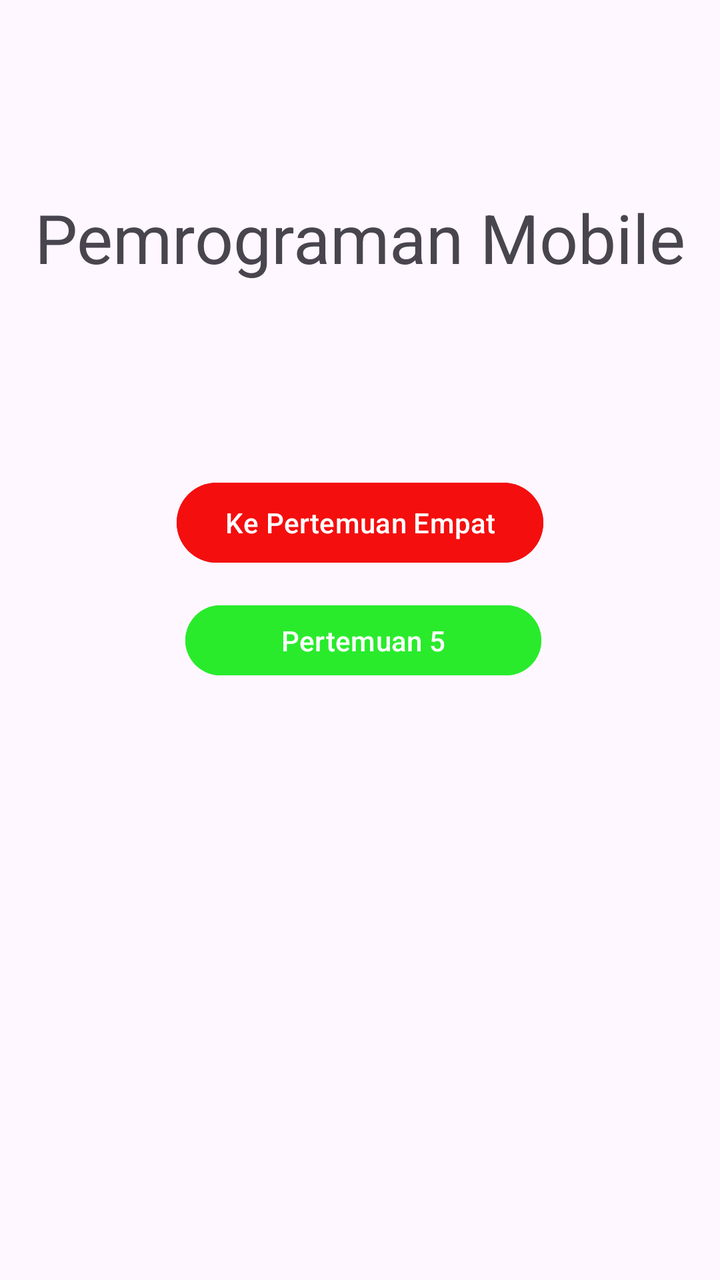
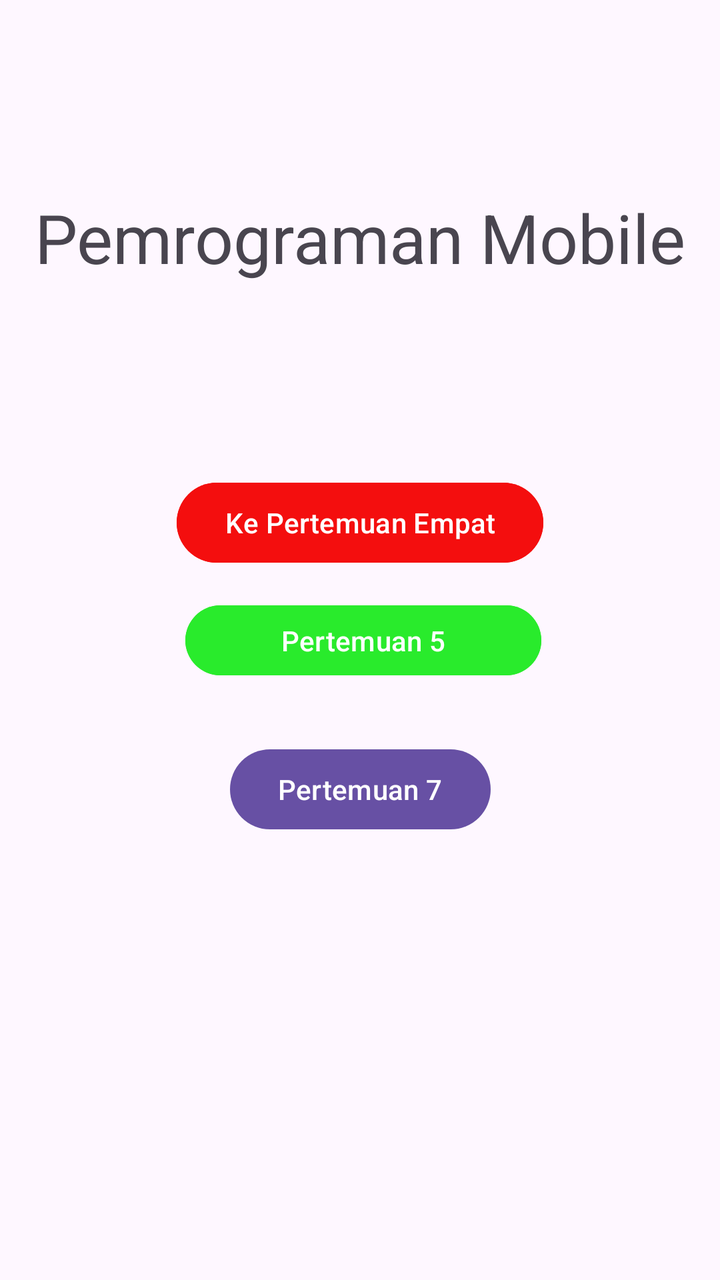

An Android layout rendered at two revisions. The XML below is the earlier revision; the diff shows what the commit changed to produce the second picture.
<!-- AndroidManifest.xml: application theme Theme.Rafif_3TIE_Mobile -->
<!-- res/layout/activity_main.xml -->
<?xml version="1.0" encoding="utf-8"?>
<androidx.constraintlayout.widget.ConstraintLayout xmlns:android="http://schemas.android.com/apk/res/android"
    xmlns:app="http://schemas.android.com/apk/res-auto"
    xmlns:tools="http://schemas.android.com/tools"
    android:id="@+id/main"
    android:layout_width="match_parent"
    android:layout_height="match_parent"
    tools:context=".MainActivity">

    <Button
        android:id="@+id/btnToFourth"
        android:layout_width="wrap_content"
        android:layout_height="wrap_content"
        android:backgroundTint="@color/merah"
        android:text="Ke Pertemuan Empat"
        app:layout_constraintBottom_toBottomOf="parent"
        app:layout_constraintEnd_toEndOf="parent"
        app:layout_constraintStart_toStartOf="parent"
        app:layout_constraintTop_toTopOf="parent"
        app:layout_constraintVertical_bias="0.401" />

    <TextView
        android:id="@+id/textView"
        android:layout_width="wrap_content"
        android:layout_height="wrap_content"
        android:text="Pemrograman Mobile"
        android:textSize="34sp"
        app:layout_constraintBottom_toTopOf="@+id/btnToFourth"
        app:layout_constraintEnd_toEndOf="parent"
        app:layout_constraintStart_toStartOf="parent"
        app:layout_constraintTop_toTopOf="parent" />

    <Button
        android:id="@+id/btnToFifth"
        android:layout_width="178dp"
        android:layout_height="43dp"
        android:backgroundTint="@color/kuning"
        android:text="Pertemuan 5"
        app:layout_constraintBottom_toBottomOf="parent"
        app:layout_constraintEnd_toEndOf="parent"
        app:layout_constraintHorizontal_bias="0.51"
        app:layout_constraintStart_toStartOf="parent"
        app:layout_constraintTop_toTopOf="parent" />
</androidx.constraintlayout.widget.ConstraintLayout>
<!-- resources referenced by this layout -->
<resources>
  <color name="kuning">#29EB2C</color>
  <color name="merah">#F40E0E</color>
  <style name="Theme.Rafif_3TIE_Mobile" parent="Base.Theme.Rafif_3TIE_Mobile" />
  <style name="Base.Theme.Rafif_3TIE_Mobile" parent="Theme.Material3.DayNight.NoActionBar">
          
          
      </style>
</resources>

<!-- the commit's change to res/layout/activity_main.xml (unified diff, before → after) -->
@@ -41,4 +41,16 @@
         app:layout_constraintHorizontal_bias="0.51"
         app:layout_constraintStart_toStartOf="parent"
         app:layout_constraintTop_toTopOf="parent" />
+
+
+    <Button
+        android:id="@+id/btnPertemuan7"
+        android:layout_width="wrap_content"
+        android:layout_height="wrap_content"
+        android:layout_marginTop="72dp"
+        android:text="Pertemuan 7"
+        app:layout_constraintEnd_toEndOf="parent"
+        app:layout_constraintStart_toStartOf="parent"
+        app:layout_constraintTop_toTopOf="@+id/btnToFifth" />
+
 </androidx.constraintlayout.widget.ConstraintLayout>
